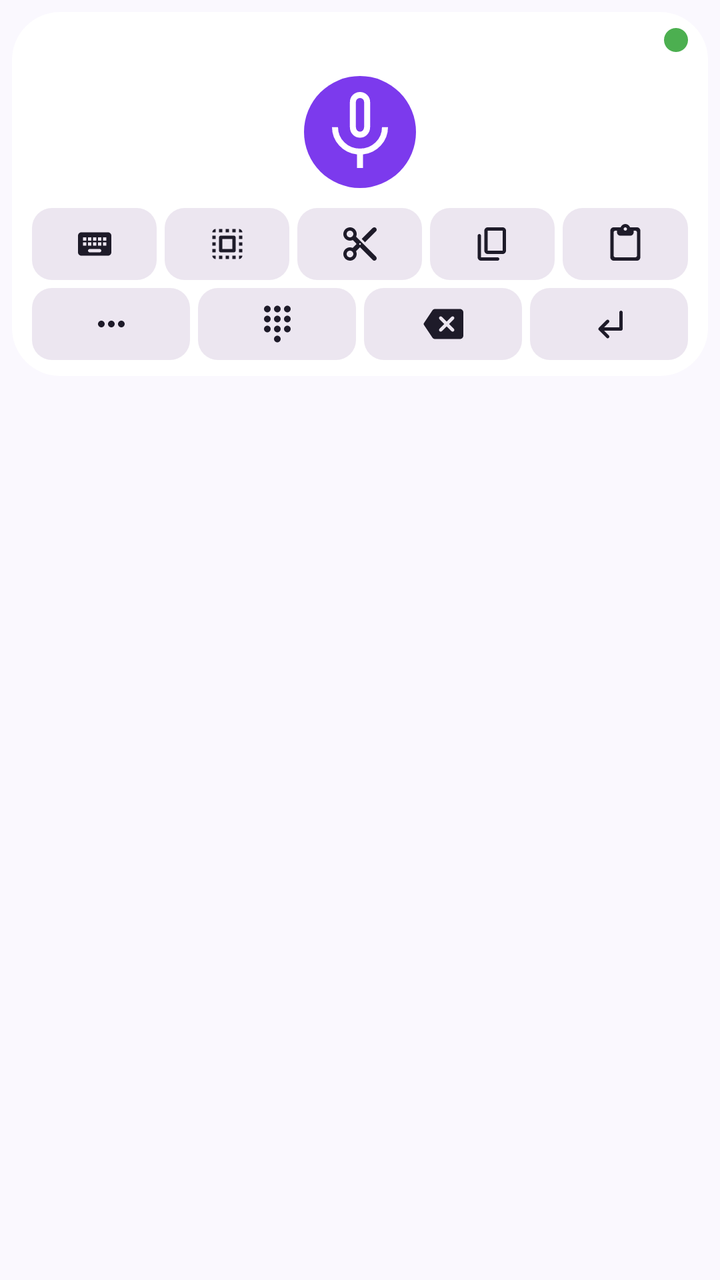
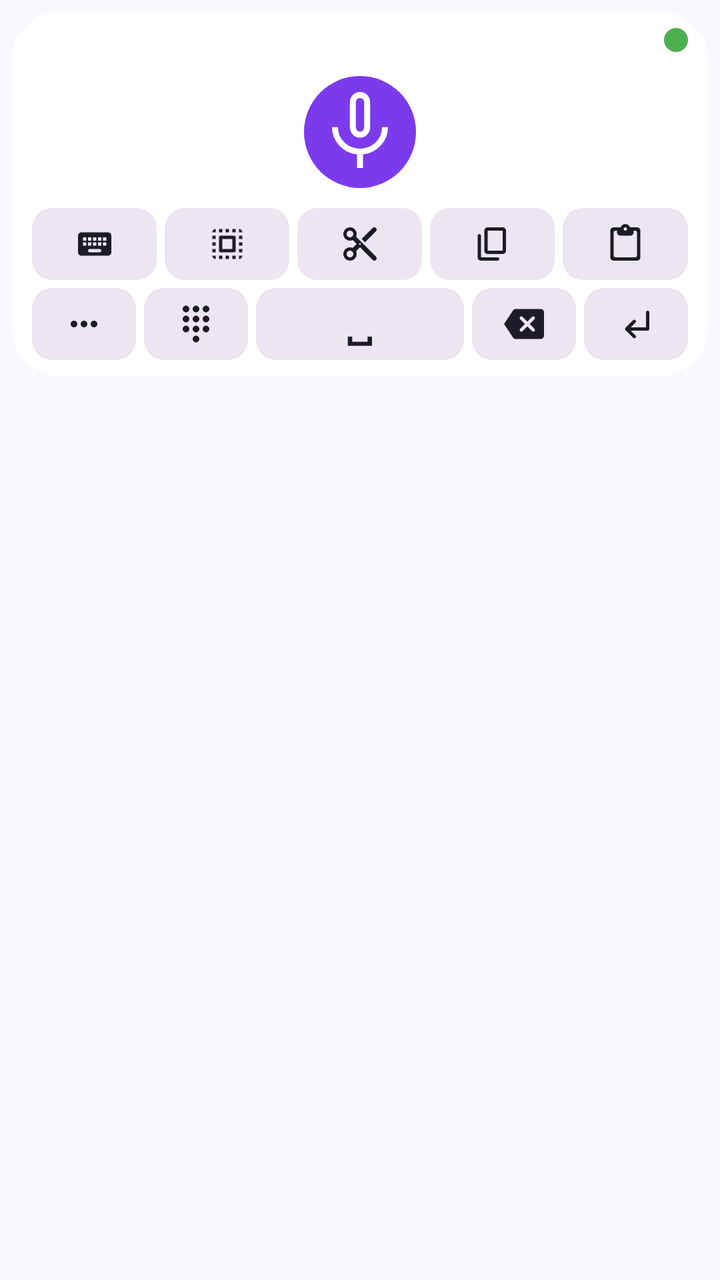

An Android layout rendered at two revisions. The XML below is the earlier revision; the diff shows what the commit changed to produce the second picture.
<!-- AndroidManifest.xml: application theme Theme.WhisperGroq.ActionBar -->
<!-- res/layout/voice_service.xml -->
<?xml version="1.0" encoding="utf-8"?>
<LinearLayout xmlns:android="http://schemas.android.com/apk/res/android"
    android:id="@+id/ime_content"
    android:layout_width="match_parent"
    android:layout_height="wrap_content"
    android:orientation="vertical"
    android:clipToPadding="false"
    android:paddingLeft="6dp"
    android:paddingRight="6dp"
    android:paddingTop="6dp">

    <LinearLayout
        android:layout_width="match_parent"
        android:layout_height="wrap_content"
        android:orientation="vertical"
        android:background="@drawable/keyboard_bg"
        android:padding="8dp">

        
        <LinearLayout
            android:layout_width="match_parent"
            android:layout_height="wrap_content"
            android:orientation="horizontal"
            android:gravity="center_vertical|end"
            android:layout_marginBottom="6dp">

            <ImageView
                android:id="@+id/btnStatus"
                android:layout_width="12dp"
                android:layout_height="12dp"
                android:layout_gravity="center_vertical|end"
                android:layout_marginEnd="2dp"
                android:adjustViewBounds="true"
                android:src="@drawable/status_led_idle"
                android:contentDescription="Status"
                android:scaleType="fitCenter"/>

            <TextView
                android:id="@+id/tv_status"
                android:visibility="gone"
                android:gravity="center"
                android:layout_width="0dp"
                android:layout_weight="1"
                android:layout_height="wrap_content"
                android:paddingHorizontal="10dp"
                android:textSize="14sp"
                android:textColor="?attr/colorOnSurface" />
        </LinearLayout>

        
        <ImageButton
            android:id="@+id/btnRecord"
            android:layout_width="56dp"
            android:layout_height="56dp"
            android:layout_gravity="center_horizontal"
            android:layout_marginVertical="6dp"
            android:background="@drawable/kb_mic_button"
            android:padding="14dp"
            android:src="@drawable/ic_mic_48dp"
            android:contentDescription="@string/record_button"/>

        
        <LinearLayout
            android:layout_width="match_parent"
            android:layout_height="wrap_content"
            android:orientation="horizontal"
            android:layout_marginTop="4dp">

            <ImageButton
                android:id="@+id/btnKeyboard"
                android:layout_width="0dp"
                android:layout_height="36dp"
                android:layout_weight="1"
                android:layout_marginStart="2dp"
                android:layout_marginEnd="2dp"
                android:background="@drawable/kb_button"
                android:padding="8dp"
                android:scaleType="fitCenter"
                android:src="@drawable/ic_keyboard_36dp"
                android:contentDescription="@string/exit_button"/>

            <ImageButton
                android:id="@+id/btnSelectAll"
                android:layout_width="0dp"
                android:layout_height="36dp"
                android:layout_weight="1"
                android:layout_marginStart="2dp"
                android:layout_marginEnd="2dp"
                android:background="@drawable/kb_button"
                android:padding="8dp"
                android:scaleType="fitCenter"
                android:src="@drawable/ic_select_all_24dp"
                android:contentDescription="Select all"/>

            <ImageButton
                android:id="@+id/btnCut"
                android:layout_width="0dp"
                android:layout_height="36dp"
                android:layout_weight="1"
                android:layout_marginStart="2dp"
                android:layout_marginEnd="2dp"
                android:background="@drawable/kb_button"
                android:padding="8dp"
                android:scaleType="fitCenter"
                android:src="@drawable/ic_cut_24dp"
                android:contentDescription="Cut"/>

            <ImageButton
                android:id="@+id/btnCopy"
                android:layout_width="0dp"
                android:layout_height="36dp"
                android:layout_weight="1"
                android:layout_marginStart="2dp"
                android:layout_marginEnd="2dp"
                android:background="@drawable/kb_button"
                android:padding="8dp"
                android:scaleType="fitCenter"
                android:src="@drawable/ic_copy_24dp"
                android:contentDescription="Copy"/>

            <ImageButton
                android:id="@+id/btnPaste"
                android:layout_width="0dp"
                android:layout_height="36dp"
                android:layout_weight="1"
                android:layout_marginStart="2dp"
                android:layout_marginEnd="2dp"
                android:background="@drawable/kb_button"
                android:padding="8dp"
                android:scaleType="fitCenter"
                android:src="@drawable/ic_paste_24dp"
                android:contentDescription="Paste"/>
        </LinearLayout>

        
        <LinearLayout
            android:layout_width="match_parent"
            android:layout_height="wrap_content"
            android:orientation="horizontal"
            android:layout_marginTop="4dp">

            <ImageButton
                android:id="@+id/btnPunctuation"
                android:layout_width="0dp"
                android:layout_height="36dp"
                android:layout_weight="1"
                android:layout_marginStart="2dp"
                android:layout_marginEnd="2dp"
                android:background="@drawable/kb_button"
                android:padding="8dp"
                android:scaleType="fitCenter"
                android:src="@drawable/ic_punctuation_24dp"
                android:contentDescription="Punctuation"/>

            <ImageButton
                android:id="@+id/btnNumbers"
                android:layout_width="0dp"
                android:layout_height="36dp"
                android:layout_weight="1"
                android:layout_marginStart="2dp"
                android:layout_marginEnd="2dp"
                android:background="@drawable/kb_button"
                android:padding="8dp"
                android:scaleType="fitCenter"
                android:src="@drawable/ic_numbers_24dp"
                android:contentDescription="Numbers"/>

            <ImageButton
                android:id="@+id/btnDel"
                android:layout_width="0dp"
                android:layout_height="36dp"
                android:layout_weight="1"
                android:layout_marginStart="2dp"
                android:layout_marginEnd="2dp"
                android:background="@drawable/kb_button"
                android:padding="8dp"
                android:scaleType="fitCenter"
                android:src="@drawable/ic_keyboard_del_48dp"
                android:contentDescription="@string/delete_button"/>

            <ImageButton
                android:id="@+id/btnEnter"
                android:layout_width="0dp"
                android:layout_height="36dp"
                android:layout_weight="1"
                android:layout_marginStart="2dp"
                android:layout_marginEnd="2dp"
                android:background="@drawable/kb_button"
                android:padding="8dp"
                android:scaleType="fitCenter"
                android:src="@drawable/ic_keyboard_return_48dp"
                android:contentDescription="@string/return_button"/>
        </LinearLayout>

    </LinearLayout>
</LinearLayout>
<!-- resources referenced by this layout -->
<resources>
  <!-- drawable ic_copy_24dp (drawable) -->
  <vector xmlns:android="http://schemas.android.com/apk/res/android"
      android:width="24dp"
      android:height="24dp"
      android:viewportWidth="24"
      android:viewportHeight="24">
    
    <path
        android:fillColor="?attr/colorOnSurface"
        android:pathData="M15 20H5V7c0-.55-.45-1-1-1h0C3.45 6 3 6.45 3 7v13c0 1.1.9 2 2 2h10c.55 0 1-.45 1-1v0c0-.55-.45-1-1-1zM20 16V4c0-1.1-.9-2-2-2H9C7.9 2 7 2.9 7 4v12c0 1.1.9 2 2 2h9c1.1 0 2-.9 2-2zM18 16H9V4h9v12z"/>
  </vector>
  <!-- drawable ic_keyboard_return_48dp (drawable) -->
  <vector xmlns:android="http://schemas.android.com/apk/res/android"
      android:width="24dp"
      android:height="24dp"
      android:viewportWidth="24"
      android:viewportHeight="24">
    
    <path
        android:fillColor="?attr/colorOnSurface"
        android:pathData="M5.71 15.71l4.58 4.58c.39.39 1.03.39 1.42 0 .39-.39.39-1.03 0-1.42L8.83 16H19c.55 0 1-.45 1-1V5c0-.55-.45-1-1-1s-1 .45-1 1v9H8.83l2.88-2.87c.39-.39.39-1.03 0-1.42-.39-.39-1.03-.39-1.42 0l-4.58 4.58c-.39.39-.39 1.03 0 1.42z"/>
  </vector>
  <!-- drawable ic_punctuation_24dp (drawable) -->
  <vector xmlns:android="http://schemas.android.com/apk/res/android"
      android:width="24dp"
      android:height="24dp"
      android:viewportWidth="24"
      android:viewportHeight="24">
    
    <path
        android:fillColor="?attr/colorOnSurface"
        android:pathData="M6 10c-1.1 0-2 .9-2 2s.9 2 2 2 2-.9 2-2-.9-2-2-2zm12 0c-1.1 0-2 .9-2 2s.9 2 2 2 2-.9 2-2-.9-2-2-2zm-6 0c-1.1 0-2 .9-2 2s.9 2 2 2 2-.9 2-2-.9-2-2-2z"/>
  </vector>
  <!-- drawable kb_button (drawable) -->
  <?xml version="1.0" encoding="utf-8"?>
  <selector xmlns:android="http://schemas.android.com/apk/res/android">
      <item android:state_pressed="true">
          <shape>
              <solid android:color="?attr/colorPrimary" />
              <corners android:radius="10dp" />
          </shape>
      </item>
      <item>
          <shape>
              <solid android:color="?attr/colorSurfaceContainerHigh" />
              <corners android:radius="10dp" />
          </shape>
      </item>
  </selector>
  <!-- drawable kb_mic_button (drawable) -->
  <?xml version="1.0" encoding="utf-8"?>
  <selector xmlns:android="http://schemas.android.com/apk/res/android">
      <item android:state_pressed="true">
          <shape android:shape="oval">
              <solid android:color="@color/recording" />
          </shape>
      </item>
      <item>
          <shape android:shape="oval">
              <solid android:color="?attr/colorPrimary" />
          </shape>
      </item>
  </selector>
  <!-- drawable keyboard_bg (drawable) -->
  <?xml version="1.0" encoding="utf-8"?>
  <shape xmlns:android="http://schemas.android.com/apk/res/android">
      <solid android:color="?attr/colorSurface" />
      <corners android:radius="24dp" />
  </shape>
  <!-- drawable status_led_idle (drawable) -->
  <?xml version="1.0" encoding="utf-8"?>
  <shape xmlns:android="http://schemas.android.com/apk/res/android" android:shape="oval">
      <solid android:color="#4CAF50"/>
  </shape>
  <string name="delete_button">Delete</string>
  <string name="exit_button">Exit</string>
  <string name="record_button">Record</string>
  <string name="return_button">Return</string>
  <color name="recording">#DC2626</color>
  <color name="colorAccent">#7C3AED</color>
  <color name="colorAccentDark">#5B21B6</color>
  <color name="surface">#FFFFFF</color>
  <color name="text_primary">#1E1B29</color>
  <color name="windowBackground">#FAF8FE</color>
  <color name="text_secondary">#6B6385</color>
  <!-- unchanged entries left out for length: 8 -->
</resources>

<!-- the commit's change to res/layout/voice_service.xml (unified diff, before → after) -->
@@ -165,6 +165,21 @@
                 android:src="@drawable/ic_numbers_24dp"
                 android:contentDescription="Numbers"/>
 
+            <TextView
+                android:id="@+id/btnSpace"
+                android:layout_width="0dp"
+                android:layout_height="36dp"
+                android:layout_weight="2"
+                android:layout_marginStart="2dp"
+                android:layout_marginEnd="2dp"
+                android:background="@drawable/kb_button"
+                android:gravity="center"
+                android:text="␣"
+                android:textColor="?attr/colorOnSurface"
+                android:textSize="20sp"
+                android:textStyle="bold"
+                android:contentDescription="@string/space_button"/>
+
             <ImageButton
                 android:id="@+id/btnDel"
                 android:layout_width="0dp"
<!-- resource entries referenced after the edit -->
@@ -78,6 +78,7 @@
   <string name="exit_button">Exit</string>
   <string name="record_button">Record</string>
   <string name="return_button">Return</string>
+  <string name="space_button">Espaço</string>
   <color name="recording">#DC2626</color>
   <color name="colorAccent">#7C3AED</color>
   <color name="colorAccentDark">#5B21B6</color>
